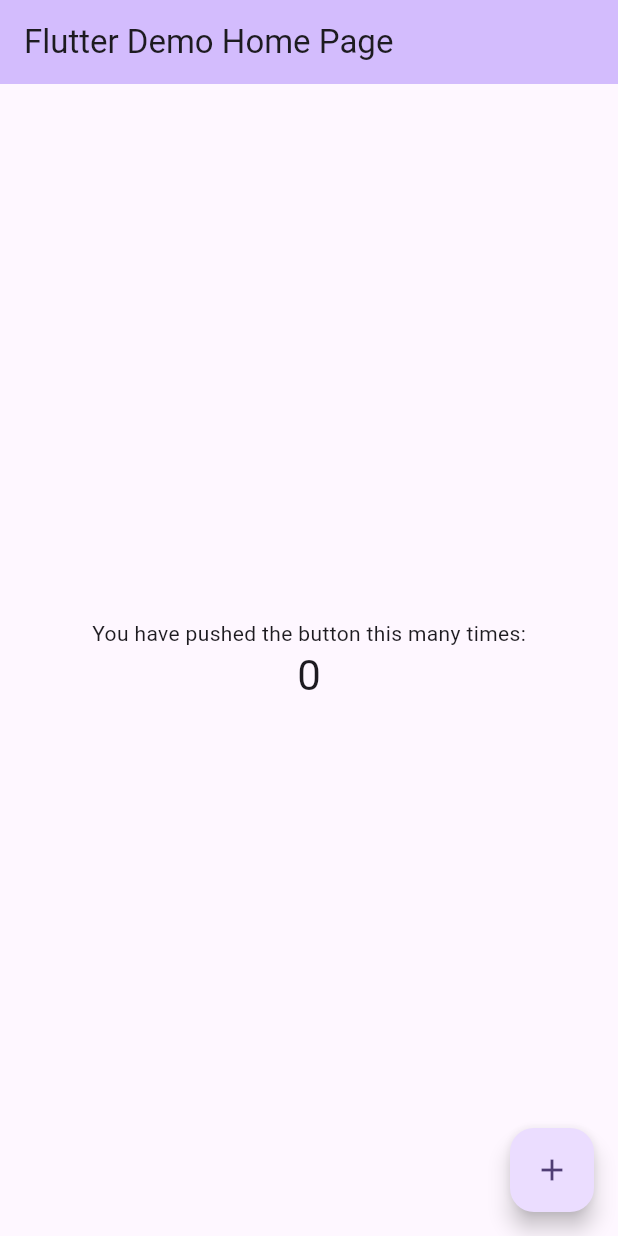
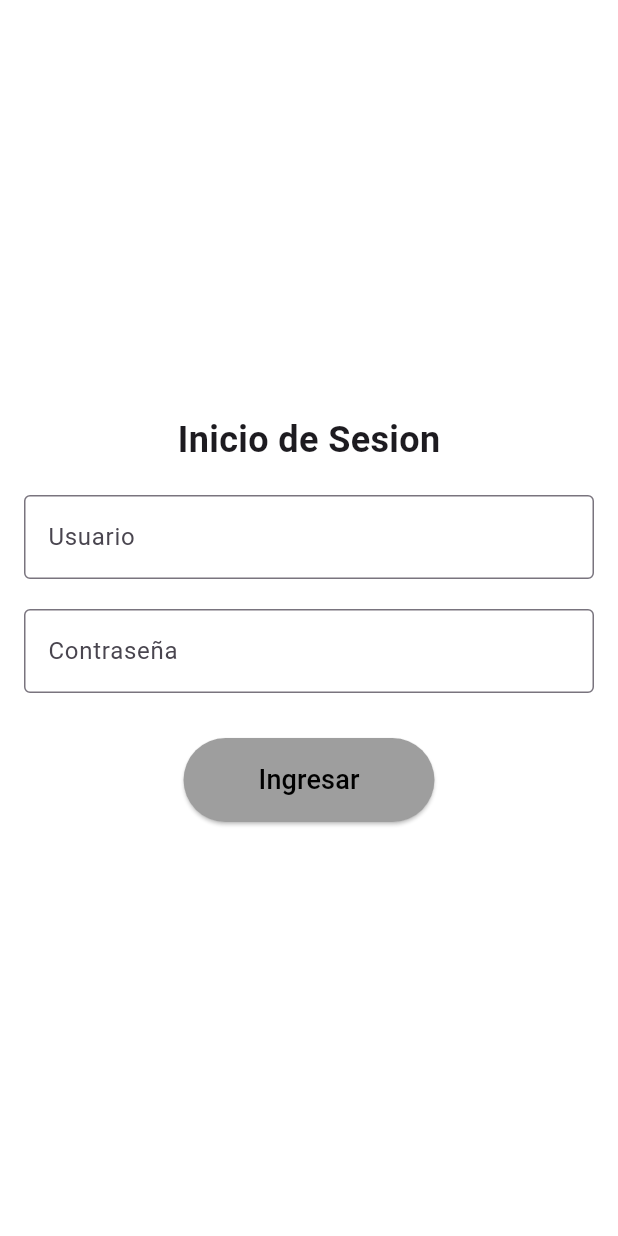
Before and after one commit to DeveloperW-1/comppatt_app, a Flutter app: the screen it shows after launch, on a phone screen of 412 x 824 dp. Run offline on Flutter 3.47's test engine with Material 3 defaults, Android fonts, the phone set to English and light mode, and no system bars.

Commit message:
Se agerego el login y el home page de Admin.
TODO: Conexion a la base de datos para mostrar datos de prueba en la home page de admin.
UI de las demas pages

```diff
--- a/analysis_options.yaml
+++ b/analysis_options.yaml
@@ -7,6 +7,9 @@
 
 # The following line activates a set of recommended lints for Flutter apps,
 # packages, and plugins designed to encourage good coding practices.
+analyzer:
+  errors:
+    prefer_const_constructors: ignore
 include: package:flutter_lints/flutter.yaml
 
 linter:
--- /dev/null
+++ b/lib/login.dart
@@ -0,0 +1,92 @@
+import 'package:flutter/material.dart';
+import 'home_page_admin.dart';
+
+class LoginScreen extends StatelessWidget {
+  LoginScreen({super.key});
+
+  final TextEditingController _usernameController = TextEditingController();
+  final TextEditingController _passwordController = TextEditingController();
+
+  @override
+  Widget build(BuildContext context) {
+    return Scaffold(
+      backgroundColor: Colors.white,
+      body: Center(
+        child: Padding(
+          padding: const EdgeInsets.all(16.0),
+          child: Column(
+            mainAxisAlignment: MainAxisAlignment.center,
+            children: <Widget>[
+              const Text(
+                'Inicio de Sesion',
+                style: TextStyle(
+                  fontSize: 24,
+                  fontWeight: FontWeight.bold,
+                ),
+              ),
+              const SizedBox(height: 20),
+              TextField(
+                controller: _usernameController,
+                decoration: InputDecoration(
+                  border: OutlineInputBorder(),
+                  labelText: 'Usuario',
+                ),
+              ),
+              const SizedBox(height: 20),
+              TextField(
+                controller: _passwordController,
+                obscureText: true,
+                decoration: InputDecoration(
+                  border: OutlineInputBorder(),
+                  labelText: 'Contraseña',
+                ),
+              ),
+              SizedBox(height: 30),
+              ElevatedButton(
+                onPressed: () {
+                  // Add login logic here
+                  if (_usernameController.text == 'user' &&
+                      _passwordController.text == 'pass') {
+                      _usernameController.clear();
+                      _passwordController.clear();
+                    Navigator.push(context, MaterialPageRoute(builder: (context) => HomePageAdmin()));
+                  } else {
+                      // Clear the text fields if login fails
+                      _usernameController.clear();
+                      _passwordController.clear();
+                      // Show an error message if login fails
+                    showDialog(
+                      context: context,
+                      builder: (context) => AlertDialog(
+                        title: Text('Login Failed'),
+                        content: Text('Invalid username or password'),
+                        actions: <Widget>[
+                          TextButton(
+                            onPressed: () {
+                              Navigator.of(context).pop();
+                            },
+                            child: Text('OK'),
+                          ),
+                        ],
+                      ),
+                    );
+                  }
+                },
+                style: ElevatedButton.styleFrom(
+                  backgroundColor: Colors.grey,
+                  foregroundColor: Colors.black, // Button color
+                  padding: EdgeInsets.symmetric(horizontal: 50, vertical: 15),
+                ),
+                child: Text(
+                  'Ingresar',
+                  style: TextStyle(fontSize: 18),
+                  selectionColor: Colors.black,
+                ),
+              ),
+            ],
+          ),
+        ),
+      ),
+    );
+  }
+}
--- a/lib/main.dart
+++ b/lib/main.dart
@@ -1,125 +1,19 @@
+// ignore_for_file: prefer_const_constructors
+
 import 'package:flutter/material.dart';
+import 'login.dart';
 
 void main() {
   runApp(const MyApp());
 }
 
 class MyApp extends StatelessWidget {
-  const MyApp({super.key});
+    const MyApp({super.key});
 
-  // This widget is the root of your application.
   @override
   Widget build(BuildContext context) {
     return MaterialApp(
-      title: 'Flutter Demo',
-      theme: ThemeData(
-        // This is the theme of your application.
-        //
-        // TRY THIS: Try running your application with "flutter run". You'll see
-        // the application has a purple toolbar. Then, without quitting the app,
-        // try changing the seedColor in the colorScheme below to Colors.green
-        // and then invoke "hot reload" (save your changes or press the "hot
-        // reload" button in a Flutter-supported IDE, or press "r" if you used
-        // the command line to start the app).
-        //
-        // Notice that the counter didn't reset back to zero; the application
-        // state is not lost during the reload. To reset the state, use hot
-        // restart instead.
-        //
-        // This works for code too, not just values: Most code changes can be
-        // tested with just a hot reload.
-        colorScheme: ColorScheme.fromSeed(seedColor: Colors.deepPurple),
-        useMaterial3: true,
-      ),
-      home: const MyHomePage(title: 'Flutter Demo Home Page'),
+      home: LoginScreen(),
     );
   }
 }
-
-class MyHomePage extends StatefulWidget {
-  const MyHomePage({super.key, required this.title});
-
-  // This widget is the home page of your application. It is stateful, meaning
-  // that it has a State object (defined below) that contains fields that affect
-  // how it looks.
-
-  // This class is the configuration for the state. It holds the values (in this
-  // case the title) provided by the parent (in this case the App widget) and
-  // used by the build method of the State. Fields in a Widget subclass are
-  // always marked "final".
-
-  final String title;
-
-  @override
-  State<MyHomePage> createState() => _MyHomePageState();
-}
-
-class _MyHomePageState extends State<MyHomePage> {
-  int _counter = 0;
-
-  void _incrementCounter() {
-    setState(() {
-      // This call to setState tells the Flutter framework that something has
-      // changed in this State, which causes it to rerun the build method below
-      // so that the display can reflect the updated values. If we changed
-      // _counter without calling setState(), then the build method would not be
-      // called again, and so nothing would appear to happen.
-      _counter++;
-    });
-  }
-
-  @override
-  Widget build(BuildContext context) {
-    // This method is rerun every time setState is called, for instance as done
-    // by the _incrementCounter method above.
-    //
-    // The Flutter framework has been optimized to make rerunning build methods
-    // fast, so that you can just rebuild anything that needs updating rather
-    // than having to individually change instances of widgets.
-    return Scaffold(
-      appBar: AppBar(
-        // TRY THIS: Try changing the color here to a specific color (to
-        // Colors.amber, perhaps?) and trigger a hot reload to see the AppBar
-        // change color while the other colors stay the same.
-        backgroundColor: Theme.of(context).colorScheme.inversePrimary,
-        // Here we take the value from the MyHomePage object that was created by
-        // the App.build method, and use it to set our appbar title.
-        title: Text(widget.title),
-      ),
-      body: Center(
-        // Center is a layout widget. It takes a single child and positions it
-        // in the middle of the parent.
-        child: Column(
-          // Column is also a layout widget. It takes a list of children and
-          // arranges them vertically. By default, it sizes itself to fit its
-          // children horizontally, and tries to be as tall as its parent.
-          //
-          // Column has various properties to control how it sizes itself and
-          // how it positions its children. Here we use mainAxisAlignment to
-          // center the children vertically; the main axis here is the vertical
-          // axis because Columns are vertical (the cross axis would be
-          // horizontal).
-          //
-          // TRY THIS: Invoke "debug painting" (choose the "Toggle Debug Paint"
-          // action in the IDE, or press "p" in the console), to see the
-          // wireframe for each widget.
-          mainAxisAlignment: MainAxisAlignment.center,
-          children: <Widget>[
-            const Text(
-              'You have pushed the button this many times:',
-            ),
-            Text(
-              '$_counter',
-              style: Theme.of(context).textTheme.headlineMedium,
-            ),
-          ],
-        ),
-      ),
-      floatingActionButton: FloatingActionButton(
-        onPressed: _incrementCounter,
-        tooltip: 'Increment',
-        child: const Icon(Icons.add),
-      ), // This trailing comma makes auto-formatting nicer for build methods.
-    );
-  }
-}
```
Also changed, not shown: lib/home_page_admin.dart (added, +19 -0 lines).
